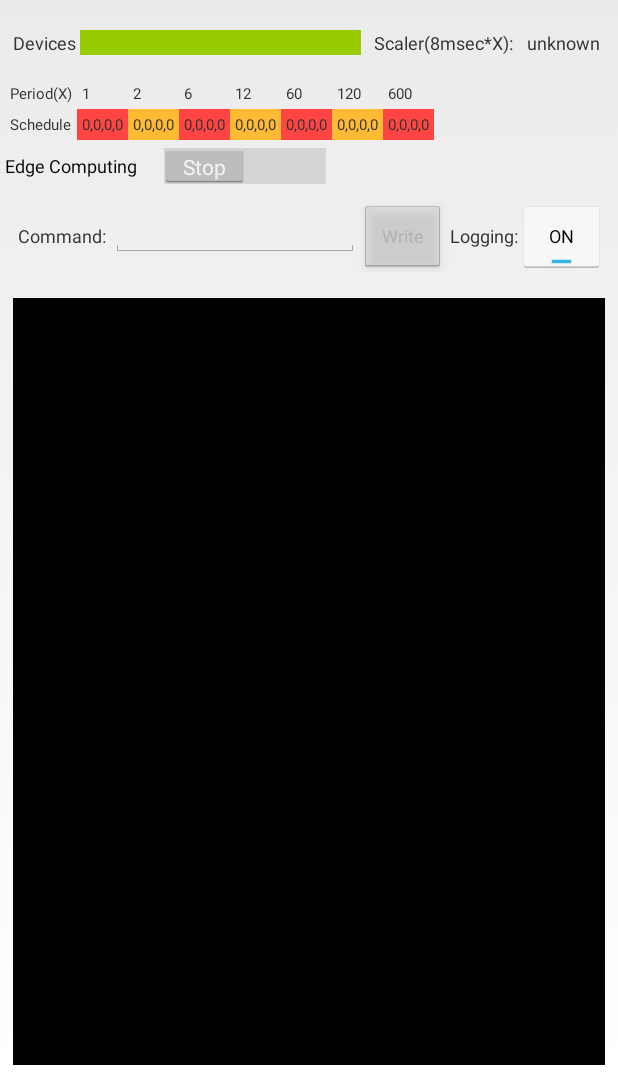
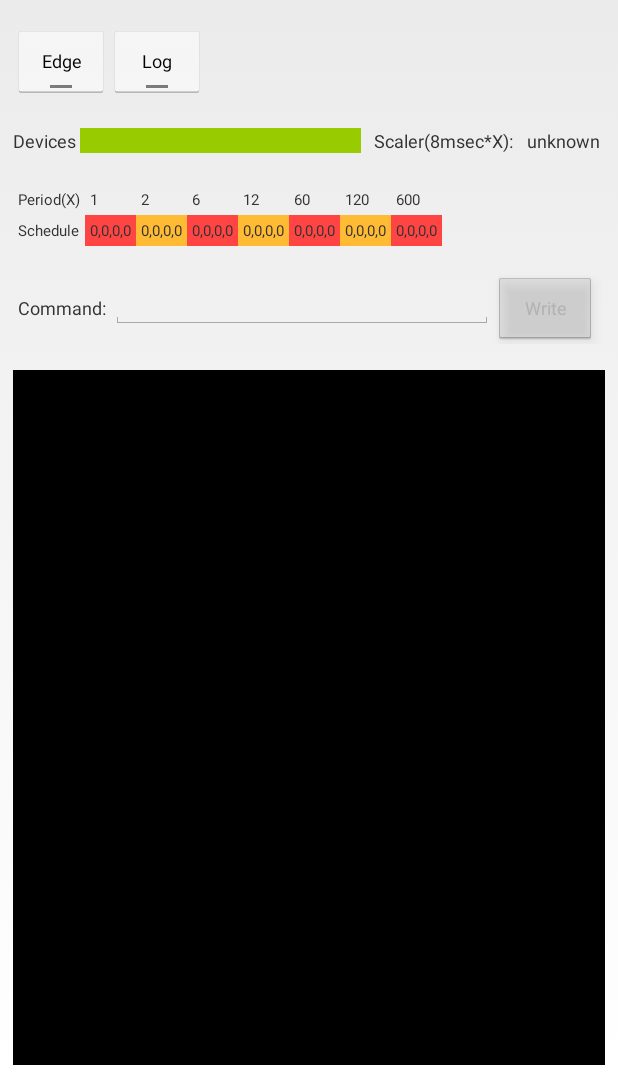
Before and after one commit to araobp/bicycle, an Android app: the screen it shows after launch (CliActivity), on a phone screen of 412 x 824 dp, the part 158-1236 px from its top. Run offline under Robolectric (Android 15) with nearby library versions, the phone set to English and light mode, and no system bars.

Commit message:
Add edge service skeleton

```diff
--- a/src/app/src/main/AndroidManifest.xml
+++ b/src/app/src/main/AndroidManifest.xml
@@ -39,7 +39,7 @@
         </activity>
 
         <service
-            android:name="jp.araobp.iot.cli.EdgeService"
+            android:name="jp.araobp.iot.edge_computing.EdgeService"
             android:enabled="true"
             android:exported="true">
         </service>
--- a/src/app/src/main/java/jp/araobp/iot/cli/CliActivity.kt
+++ b/src/app/src/main/java/jp/araobp/iot/cli/CliActivity.kt
@@ -6,6 +6,7 @@ import android.content.Intent
 import android.content.IntentFilter
 import android.hardware.usb.UsbManager
 import android.os.Bundle
+import android.os.IBinder
 import android.util.Log
 import android.widget.Button
 import android.widget.CheckBox
@@ -21,6 +22,11 @@ import jp.araobp.iot.cli.driver.ISensorNetworkDriver
 import jp.araobp.iot.cli.driver.ReadListener
 import jp.araobp.iot.cli.driver.impl.SensorNetworkSimulator
 import jp.araobp.iot.cli.protocol.SensorNetworkProtocol
+import jp.araobp.iot.edge_computing.EdgeService
+import android.content.ComponentName
+import android.content.ServiceConnection
+
+
 
 /*
 * Sensor Network CLI
@@ -37,7 +43,8 @@ class CliActivity : ReadListener() {
     private var mEditText: EditText? = null
     private var mButtonOpen: Button? = null
     private var mButtonWrite: Button? = null
-    private var mToggleButton: ToggleButton? = null
+    private var mToggleButtonLog: ToggleButton? = null
+    private var mToggleButtonEdge: ToggleButton? = null
     private var mCheckBoxBaudrate9600: CheckBox? = null
     private var mCheckBoxSimualtor: CheckBox? = null
     private var mSwitch: Switch? = null
@@ -51,6 +58,9 @@ class CliActivity : ReadListener() {
     private var mStarted = false
 
     internal var mTimerScaler = "unknown"
+
+    private var mEdgeService: EdgeService? = null
+    private var mEdgeServiceBound = false
 
     private fun log(message: String) {
         mTextView!!.append(message + "\n")
@@ -125,7 +135,8 @@ class CliActivity : ReadListener() {
 
         mButtonOpen = findViewById(R.id.buttonOpen) as Button
         mButtonWrite = findViewById(R.id.buttonWrite) as Button
-        mToggleButton = findViewById(R.id.toggleButton) as ToggleButton
+        mToggleButtonLog = findViewById(R.id.toggleButtonLog) as ToggleButton
+        mToggleButtonEdge = findViewById(R.id.toggleButtonEdge) as ToggleButton
 
         mCheckBoxBaudrate9600 = findViewById(R.id.checkBoxBaudrate9600) as CheckBox
         mCheckBoxSimualtor = findViewById(R.id.checkBoxSimulator) as CheckBox
@@ -198,14 +209,28 @@ class CliActivity : ReadListener() {
             }
         }
 
-        mToggleButton!!.setOnCheckedChangeListener { _, isChecked ->
-            if (isChecked) {  // OFF
+        mToggleButtonEdge!!.setOnCheckedChangeListener { _, isChecked ->
+            if (isChecked) {
+                log("Edge computing enabled")
+                // Bind to LocalService
+                val intent = Intent(this, EdgeService::class.java)
+                bindService(intent, mEdgeServiceConnection, Context.BIND_AUTO_CREATE)
+            } else {
+                log("Edge computing disabled")
+                if (mEdgeServiceBound) {
+                    unbindService(mEdgeServiceConnection)
+                    mEdgeServiceBound = false
+                }
+            }
+        }
+
+        mToggleButtonLog!!.setOnCheckedChangeListener { _, isChecked ->
+            if (isChecked) {
+                log("Logging enabled")
+                mResponseLoggingEnabled = true
+            } else {
                 log("Logging disabled")
                 mResponseLoggingEnabled = false
-            } else {  // ON
-                log("Logging enabled")
-                mTextView!!.text = ""
-                mResponseLoggingEnabled = true
             }
         }
 
@@ -213,6 +238,30 @@ class CliActivity : ReadListener() {
         filter.addAction(UsbManager.ACTION_USB_DEVICE_ATTACHED)
         filter.addAction(UsbManager.ACTION_USB_DEVICE_DETACHED)
         registerReceiver(mUsbReceiver, filter)
+    }
+
+    private val mEdgeServiceConnection = object : ServiceConnection {
+
+        override fun onServiceConnected(className: ComponentName,
+                                        service: IBinder) {
+            val binder = service as EdgeService.EdgeServiceBinder
+            mEdgeService = binder.getService()
+            if (mEdgeService != null) {
+                log("Edge computing started")
+                mEdgeService?.test("Hello")
+            } else {
+                log("Failed to start edge computing")
+            }
+            mEdgeServiceBound = true
+        }
+
+        override fun onServiceDisconnected(arg0: ComponentName) {
+            mEdgeServiceBound = false
+        }
+    }
+
+    override fun onStart() {
+        super.onStart()
     }
 
     override fun onRead(message: String) {
@@ -240,6 +289,14 @@ class CliActivity : ReadListener() {
         }
     }
 
+    override fun onStop() {
+        super.onStop()
+        if (mEdgeServiceBound) {
+            unbindService(mEdgeServiceConnection)
+            mEdgeServiceBound = false
+        }
+    }
+
     public override fun onDestroy() {
         super.onDestroy()
         mDriver?.stop()
--- a/src/app/src/main/java/jp/araobp/iot/cli/EdgeService.kt
+++ b/src/app/src/main/java/jp/araobp/iot/edge_computing/EdgeService.kt
@@ -1,4 +1,4 @@
-package jp.araobp.iot.cli
+package jp.araobp.iot.edge_computing
 
 import android.app.Service
 import android.content.Intent
--- a/src/app/src/main/res/layout/activity_cli.xml
+++ b/src/app/src/main/res/layout/activity_cli.xml
@@ -62,6 +62,33 @@
         android:layout_width="match_parent"
         android:layout_height="wrap_content"
         android:layout_margin="@dimen/margin"
+        android:padding="@dimen/padding"
+        android:orientation="horizontal">
+
+        <ToggleButton
+            android:id="@+id/toggleButtonEdge"
+            android:layout_width="wrap_content"
+            android:layout_height="wrap_content"
+            android:padding="@dimen/padding"
+            android:textOff="Edge"
+            android:textOn="Edge"
+            android:textSize="@dimen/button_text_size" />
+
+        <ToggleButton
+            android:id="@+id/toggleButtonLog"
+            android:layout_width="wrap_content"
+            android:layout_height="wrap_content"
+            android:padding="@dimen/padding"
+            android:textOff="Log"
+            android:textOn="Log"
+            android:textSize="@dimen/button_text_size" />
+
+    </LinearLayout>
+
+    <LinearLayout
+        android:layout_width="match_parent"
+        android:layout_height="wrap_content"
+        android:layout_margin="@dimen/margin"
         android:orientation="horizontal"
         android:padding="@dimen/padding">
 
@@ -100,6 +127,7 @@
     <TableLayout
         android:layout_width="match_parent"
         android:layout_height="wrap_content"
+        android:layout_margin="@dimen/margin"
         android:padding="@dimen/padding">
 
         <TableRow
@@ -248,16 +276,6 @@
         </TableRow>>
     </TableLayout>
 
-    <Switch
-        android:id="@+id/switchEdgeComputing"
-        android:layout_width="wrap_content"
-        android:layout_height="wrap_content"
-        android:padding="@dimen/padding"
-        android:textOff="Stop"
-        android:textOn="Start"
-        android:text="Edge Computing"
-        android:textSize="@dimen/button_text_size" />
-
     <LinearLayout
         android:layout_width="match_parent"
         android:layout_height="wrap_content"
@@ -293,22 +311,6 @@
             android:text="Write"
             android:textSize="@dimen/button_text_size" />
 
-        <TextView
-            android:id="@+id/textViewToggleButtonLabel"
-            android:layout_width="wrap_content"
-            android:layout_height="wrap_content"
-            android:textSize="@dimen/button_text_size"
-            android:text=" Logging:" />
-
-        <ToggleButton
-            android:id="@+id/toggleButton"
-            android:layout_width="wrap_content"
-            android:layout_height="wrap_content"
-            android:layout_weight="0.1"
-            android:checked="true"
-            android:textSize="@dimen/button_text_size"
-            android:text="ToggleButton" />
-
     </LinearLayout>
 
     <LinearLayout
```
Also changed, not shown: 2 other files.
